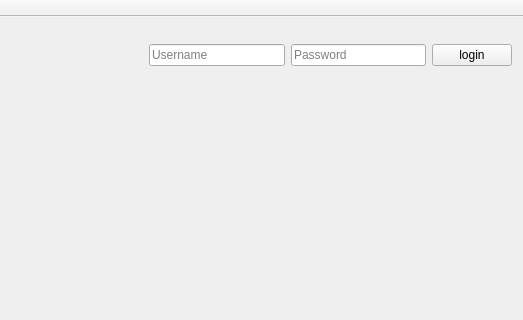
Qt form test105/test105/Forms/mainwindow.ui (MuhammadMoustafa/Test-MiniPACS) before a commit; both pictures show x 600 to 1123 and y 0 to 320 of the 1123 by 797 pixel window.
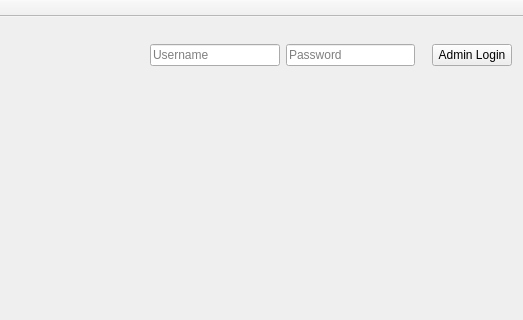
The same form after that commit.

Diff of the .ui file:
```diff
--- a/test105/test105/Forms/mainwindow.ui
+++ b/test105/test105/Forms/mainwindow.ui
@@ -87,6 +87,12 @@
         <item>
          <layout class="QHBoxLayout" name="horizontalLayout">
           <item>
+           <widget class="QWidget" name="wdgt_lnedt" native="true">
+            <layout class="QHBoxLayout" name="horizontalLayout_6">
+             <property name="leftMargin">
+              <number>1</number>
+             </property>
+             <item>
            <widget class="QLineEdit" name="lnedt_username">
             <property name="placeholderText">
              <string>Username</string>
@@ -103,12 +109,22 @@
             </property>
            </widget>
           </item>
+            </layout>
+           </widget>
+          </item>
+          <item>
+           <layout class="QVBoxLayout" name="verticalLayout_10">
+            <property name="leftMargin">
+             <number>0</number>
+            </property>
           <item>
            <widget class="QPushButton" name="btn_login">
             <property name="text">
-             <string>login</string>
-            </property>
-           </widget>
+               <string>Admin Login</string>
+              </property>
+             </widget>
+            </item>
+           </layout>
           </item>
          </layout>
         </item>
```
Left out of the diff: 4 changed lines with no effect on the pictures. Lines whose indentation alone changed are shown as unchanged.
